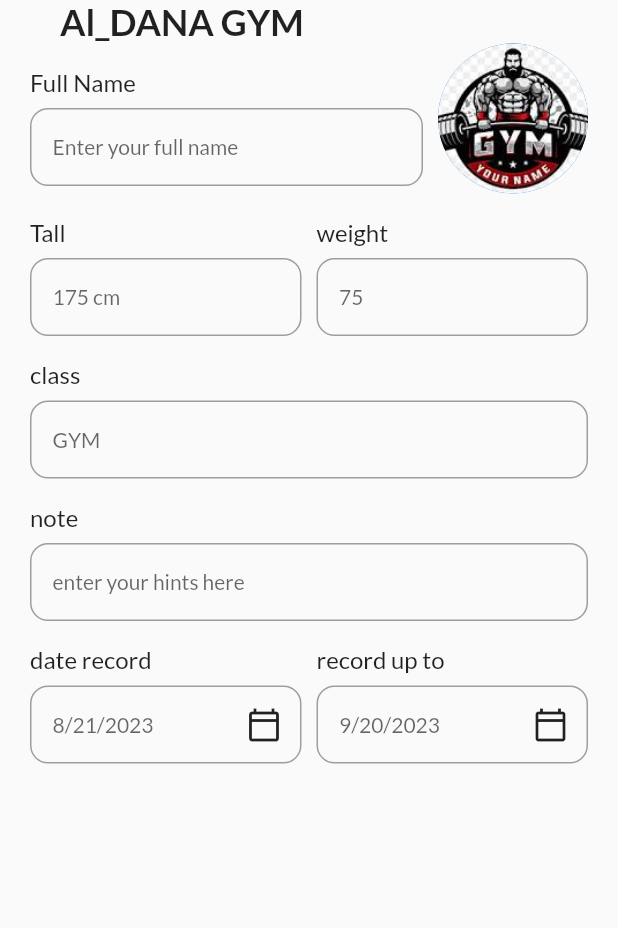
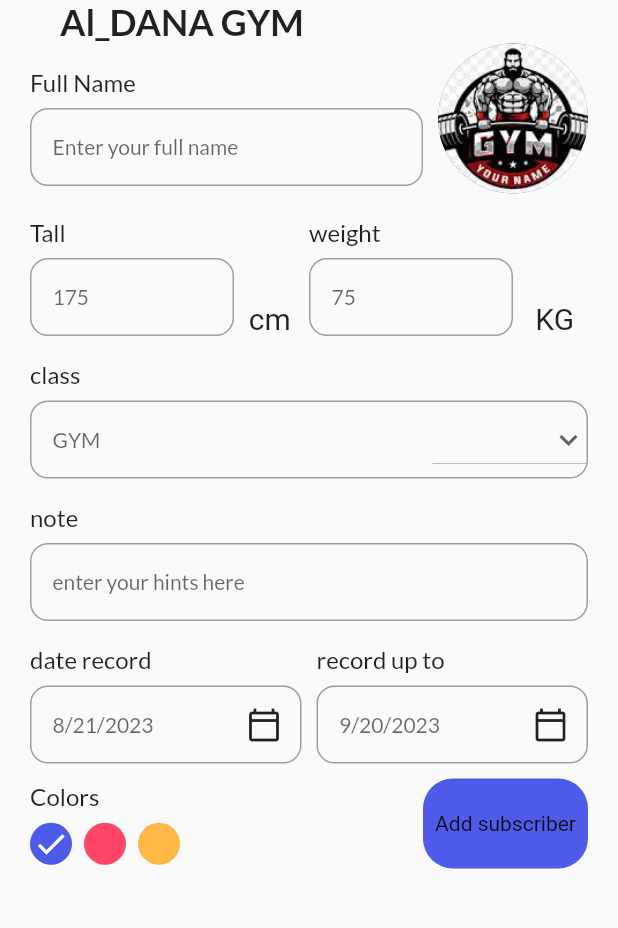
Before and after one commit to MuhammedGhazi/jym_app, a Flutter app: the AddTaskView screen opened by its route, on a phone screen of 412 x 824 dp, the part 84-1012 px from its top. Run offline on Flutter 3.47's test engine with Material 2 defaults, Android fonts, the phone set to English and light mode, and no system bars; our stand-ins replace date_picker_timeline, flutter_bloc, flutter_local_notifications, get_storage, google_fonts; accounts and stored records are empty.

Commit message:
add subscriber UI done

```diff
--- a/lib/features/presentations/home_page/views/home_page.dart
+++ b/lib/features/presentations/home_page/views/home_page.dart
@@ -54,7 +54,6 @@ class _HomePageState extends State<HomePage> {
             GoogleFonts.lato(textStyle: const TextStyle(fontSize: 15)),
         onDateChange: (selectedDate) {
           selectedDate = selectedDate;
-          print(selectedDate.toString());
         },
       ),
     );
@@ -80,7 +79,7 @@ class _HomePageState extends State<HomePage> {
             ],
           ),
           MyButton(
-              lable: "+ add Task",
+              lable: "add Subscriber",
               onTap: (() => Navigator.of(context).pushNamed('addTask')))
         ],
       ),
--- a/lib/features/presentations/home_page/views/widgets/add_task_view.dart
+++ b/lib/features/presentations/home_page/views/widgets/add_task_view.dart
@@ -1,7 +1,11 @@
+import 'dart:async';
+
 import 'package:flutter/material.dart';
 import 'package:flutter_bloc/flutter_bloc.dart';
 import 'package:intl/intl.dart';
+import 'package:jym_app/core/constants/constants.dart';
 import 'package:jym_app/core/constants/stylies.dart';
+import 'package:jym_app/features/presentations/home_page/views/widgets/my_button.dart';
 
 import '../../manag/cubits/cubit/theme_cubit.dart';
 import 'input_field.dart';
@@ -15,8 +19,17 @@ class AddTaskView extends StatefulWidget {
 
 class _AddTaskViewState extends State<AddTaskView> {
   DateTime _selectedDate = DateTime.now();
-  DateTime _upToDate = DateTime.now().add(Duration(days: 30));
-
+  DateTime _upToDate = DateTime.now().add(const Duration(days: 30));
+  String _selectedClass = "GYM";
+  List<String> classList = [
+    "GYM",
+    "karati",
+    "Karate",
+    "Judo",
+    "boxing",
+    "taekwondo"
+  ];
+  int _selectedColor = 0;
   @override
   Widget build(BuildContext context) {
     final cubit = context.read<ThemeCubit>();
@@ -54,20 +67,49 @@ class _AddTaskViewState extends State<AddTaskView> {
                 ],
               ),
               Row(
-                crossAxisAlignment: CrossAxisAlignment.start,
+                crossAxisAlignment: CrossAxisAlignment.end,
                 children: const [
                   Expanded(
-                    child: InputField(hint: '175 cm', title: 'Tall'),
+                    child: InputField(hint: '175', title: 'Tall'),
                   ),
                   SizedBox(
-                    width: 10,
+                    width: 50,
+                    child: Text(
+                      "  cm",
+                      style: TextStyle(fontSize: 20),
+                    ),
                   ),
                   Expanded(
                     child: InputField(hint: '75', title: 'weight'),
                   ),
+                  SizedBox(
+                    width: 50,
+                    child: Text(
+                      "   KG",
+                      style: TextStyle(fontSize: 20),
+                    ),
+                  ),
                 ],
               ),
-              const InputField(hint: 'GYM', title: 'class'),
+              InputField(
+                hint: _selectedClass,
+                title: 'class',
+                widget: DropdownButton(
+                  icon: const Icon(Icons.keyboard_arrow_down),
+                  items:
+                      classList.map<DropdownMenuItem<String>>((String value) {
+                    return DropdownMenuItem<String>(
+                      value: value,
+                      child: Text(value),
+                    );
+                  }).toList(),
+                  onChanged: (value) {
+                    setState(() {
+                      _selectedClass = value!;
+                    });
+                  },
+                ),
+              ),
               const InputField(title: "note", hint: "enter your hints here"),
               Row(
                 children: [
@@ -77,7 +119,12 @@ class _AddTaskViewState extends State<AddTaskView> {
                       hint: DateFormat.yMd().format(_selectedDate),
                       widget: IconButton(
                           onPressed: () async {
-                            await _getDateFromUser(_selectedDate);
+                            DateTime? dt = await _getDateFromUser();
+                            if (dt != null) {
+                              setState(() {
+                                _selectedDate = dt;
+                              });
+                            }
                           },
                           icon: const Icon(Icons.calendar_today_outlined)),
                     ),
@@ -91,17 +138,75 @@ class _AddTaskViewState extends State<AddTaskView> {
                       hint: DateFormat.yMd().format(_upToDate),
                       widget: IconButton(
                           onPressed: () async {
-                            await _getDateFromUser(_upToDate);
+                            DateTime? dt = await _getDateFromUser();
+                            if (dt != null) {
+                              setState(() {
+                                _upToDate = dt;
+                              });
+                            }
                           },
                           icon: const Icon(Icons.calendar_today_outlined)),
                     ),
                   ),
                 ],
               ),
+              SizedBox(
+                height: 10,
+              ),
+              Row(
+                mainAxisAlignment: MainAxisAlignment.spaceBetween,
+                children: [
+                  _colorPallete(),
+                  MyButton(lable: "Add subscriber", onTap: () {})
+                ],
+              )
             ],
           ),
         ),
       ),
+    );
+  }
+
+  Column _colorPallete() {
+    return Column(
+      crossAxisAlignment: CrossAxisAlignment.start,
+      children: [
+        Text(
+          "Colors",
+          style: Stylies.titleStyle(),
+        ),
+        SizedBox(
+          height: 8,
+        ),
+        Wrap(
+          children: List<Widget>.generate(
+              3,
+              (index) => GestureDetector(
+                    onTap: () {
+                      setState(() {
+                        _selectedColor = index;
+                      });
+                    },
+                    child: Padding(
+                      padding: const EdgeInsets.only(right: 8),
+                      child: CircleAvatar(
+                        radius: 14,
+                        backgroundColor: index == 0
+                            ? primaryClr
+                            : index == 1
+                                ? pinkClr
+                                : yellowClr,
+                        child: _selectedColor == index
+                            ? Icon(
+                                Icons.done,
+                                color: Colors.white,
+                              )
+                            : Container(),
+                      ),
+                    ),
+                  )),
+        )
+      ],
     );
   }
 
@@ -128,17 +233,13 @@ class _AddTaskViewState extends State<AddTaskView> {
     );
   }
 
-  Future _getDateFromUser(DateTime putDate) async {
+  Future<DateTime?> _getDateFromUser() async {
     DateTime? pickerDate = await showDatePicker(
       context: context,
       initialDate: DateTime.now(),
       firstDate: DateTime(2015),
       lastDate: DateTime(2050),
     );
-    if (pickerDate != null) {
-      setState(() {
-        putDate = pickerDate;
-      });
-    }
+    return pickerDate;
   }
 }
--- a/lib/features/presentations/home_page/views/widgets/my_button.dart
+++ b/lib/features/presentations/home_page/views/widgets/my_button.dart
@@ -10,7 +10,7 @@ class MyButton extends StatelessWidget {
     return GestureDetector(
       onTap: onTap,
       child: Container(
-        width: 100,
+        width: 110,
         height: 60,
         decoration: BoxDecoration(
           borderRadius: BorderRadius.circular(20),
```
